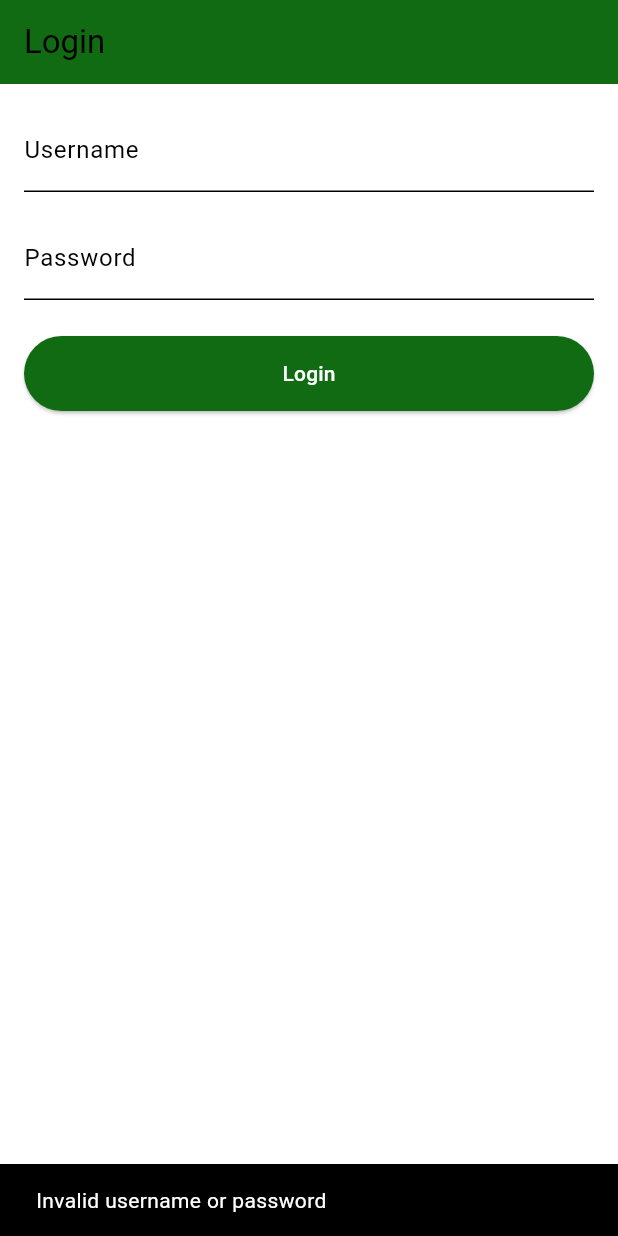
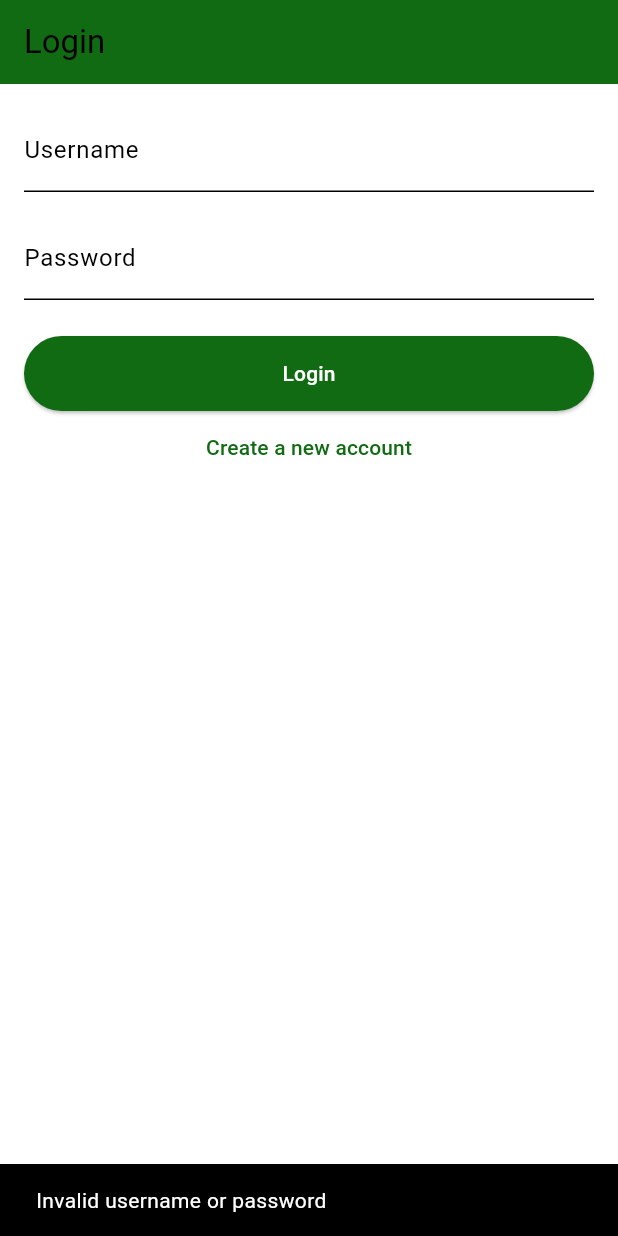
Before and after one commit to jcpanggoy/maizemate, a Flutter app: the screen it shows after launch, after a tap on "Login", on a phone screen of 412 x 824 dp. Run offline on Flutter 3.47's test engine with Material 3 defaults, Android fonts, the phone set to English and light mode, and no system bars.

Commit message:
added create a new acc

```diff
--- a/lib/login.dart
+++ b/lib/login.dart
@@ -1,5 +1,6 @@
 import 'package:flutter/material.dart';
 import 'package:flutter_application_1/homepage.dart';
+import 'package:flutter_application_1/registration.dart';
 
 class LoginScreen extends StatefulWidget {
   const LoginScreen({Key? key}) : super(key: key);
@@ -65,10 +66,21 @@ class _LoginScreenState extends State<LoginScreen> {
                 backgroundColor: const Color(0xFF106B13),
                 foregroundColor: Colors.white,
               ),
+              onPressed: loginUser,
+              child: const Text('Login'),
+            ),
+            TextButton(
+              // Style for your register button
+              style: TextButton.styleFrom(
+                foregroundColor: const Color(0xFF106B13), // Text color
+              ),
               onPressed: () {
-                loginUser();
+                // Navigate to the RegistrationScreen when the button is pressed
+                Navigator.of(context).push(
+                  MaterialPageRoute(builder: (context) => const RegistrationScreen()),
+                );
               },
-              child: const Text('Login'),
+              child: const Text('Create a new account'),
             ),
           ],
         ),
```
Also changed, not shown: lib/registration.dart (indentation only).
